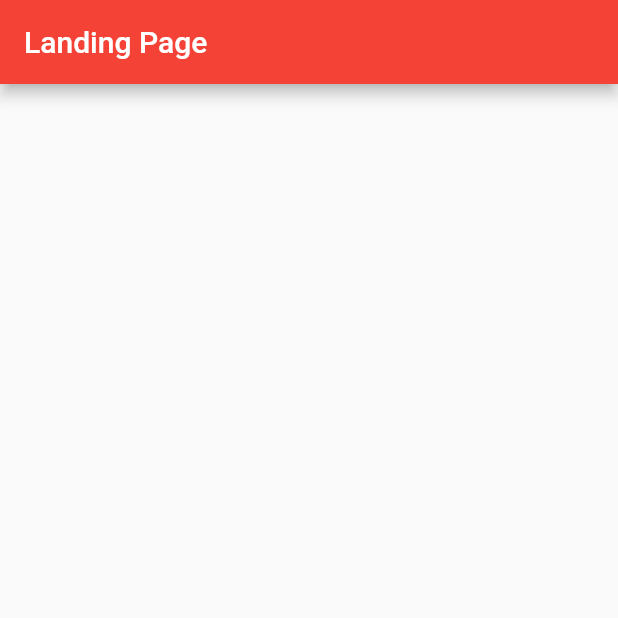
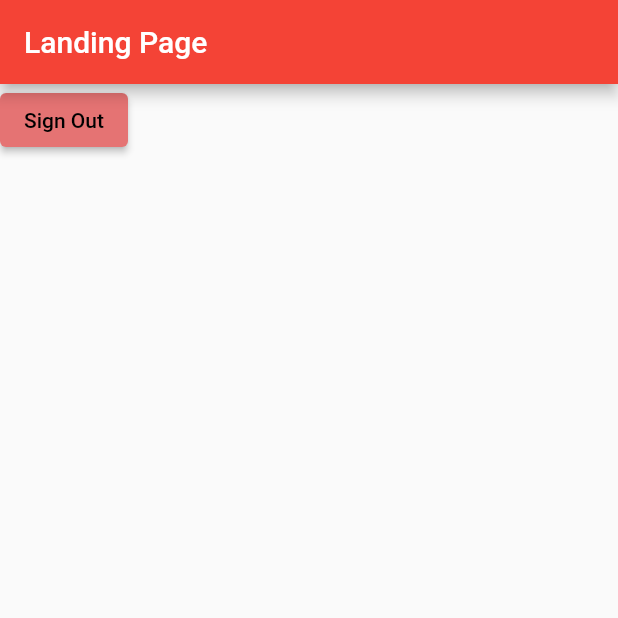
Before and after one commit to Xanzud/IDATA2503-g13, a Flutter app: the screen it shows once a user with an empty profile is signed in, on a phone screen of 412 x 824 dp, the top half of it. Run offline on Flutter 3.47's test engine with Material 2 defaults, Android fonts, the phone set to English and light mode, and no system bars; our stand-ins replace firebase_auth, firebase_core; accounts and stored records are empty; network calls fail.

Commit message:
Added simple sign out button

```diff
--- a/project/lib/landingPage.dart
+++ b/project/lib/landingPage.dart
@@ -1,19 +1,37 @@
 import 'package:flutter/material.dart';
+import 'package:project/authentication_service.dart';
+import 'package:provider/provider.dart';
 
 class LandingPage extends StatelessWidget {
-
   @override
   Widget build(BuildContext context) {
     return Scaffold(
-      body: _landingPage(),
+      body: _landingPage(context),
     );
   }
 
-  Widget _landingPage(){
+  Widget _landingPage(BuildContext context) {
     return Scaffold(
+      body: _body(context),
       appBar: AppBar(
         title: const Text("Landing Page"),
       ),
     );
   }
+
+  Widget _body(BuildContext context) {
+    return Container(
+      child: Column(children: <Widget>[
+        ElevatedButton(
+            onPressed: () {
+              context.read<AuthenticationService>().signOut();
+            },
+            child: Text(
+              "Sign Out",
+              style: TextStyle(color: Colors.black),
+            ),
+            style: ElevatedButton.styleFrom(backgroundColor: Colors.red[300]))
+      ]),
+    );
+  }
 }
```
Also changed, not shown: project/lib/authentication_service.dart (+9 -0 lines).
